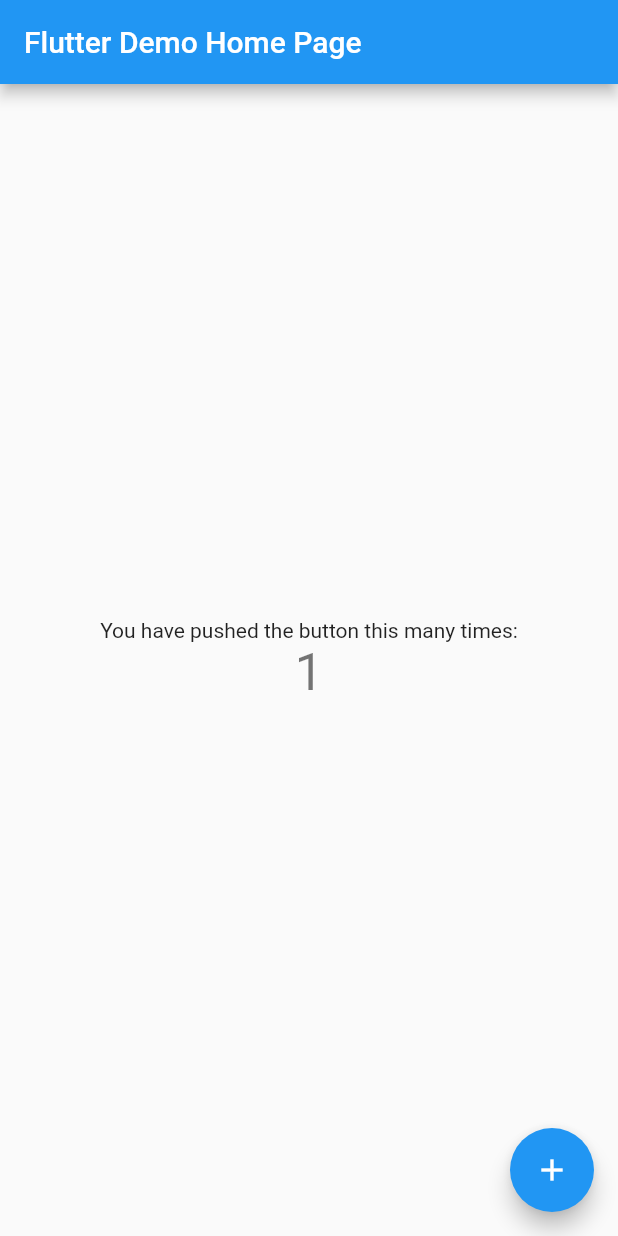
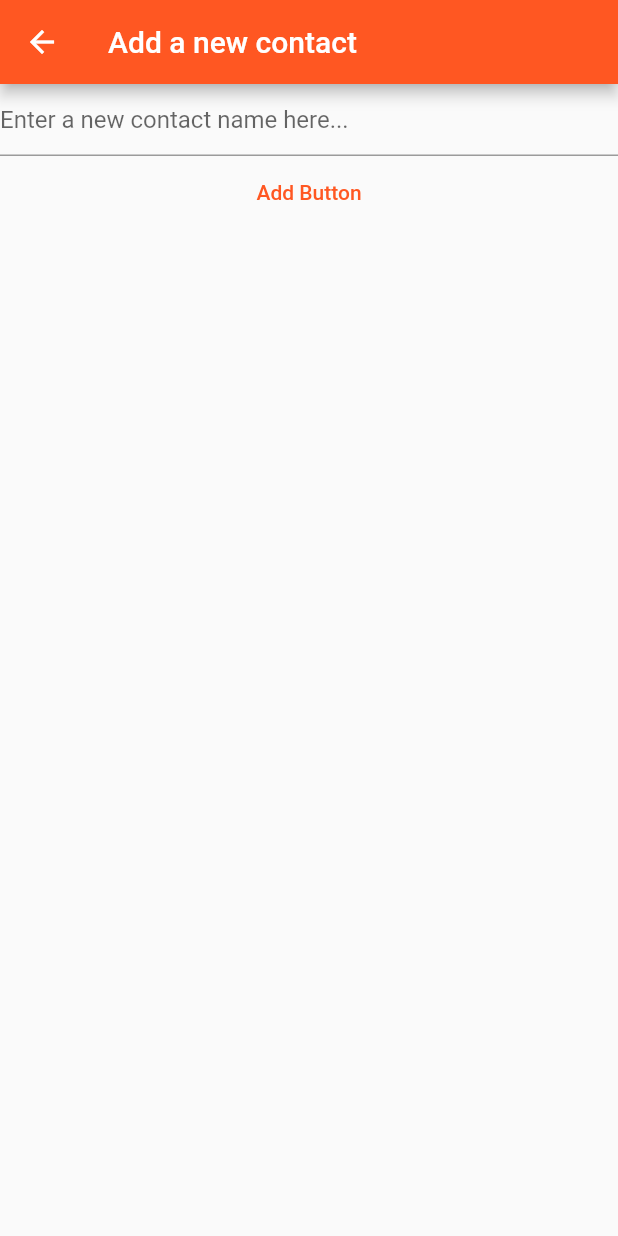
Before and after one commit to Curious-Coder-2001/state_management, a Flutter app: the screen it shows after launch, after a tap on the "add" icon, on a phone screen of 412 x 824 dp. Run offline on Flutter 3.47's test engine with Material 2 defaults, Android fonts, the phone set to English and light mode, and no system bars.

Commit message:
1st chapter done

```diff
--- /dev/null
+++ b/lib/contact.dart
@@ -0,0 +1,36 @@
+import 'package:flutter/material.dart';
+import 'package:uuid/uuid.dart';
+
+class Contact {
+  final String name;
+  final String id;
+  Contact({required this.name}) : id = const Uuid().v4();
+}
+
+class ContactBook extends ValueNotifier<List<Contact>> {
+  ContactBook._sharedInstance() : super([]);
+  static final ContactBook _shared = ContactBook._sharedInstance();
+  factory ContactBook() {
+    return _shared;
+  }
+
+  int get length => value.length;
+
+  void add({required Contact contact}) {
+    final contacts = value;
+    contacts.add(contact);
+    notifyListeners();
+  }
+
+  void remove({required Contact contact}) {
+    final contacts = value;
+    if (contacts.contains(contact)) {
+      contacts.remove(contact);
+      notifyListeners();
+    }
+  }
+
+  Contact? contact({required int atIndex}) {
+    return value.length > atIndex ? value[atIndex] : null;
+  }
+}
--- a/lib/main.dart
+++ b/lib/main.dart
@@ -1,115 +1,72 @@
 import 'package:flutter/material.dart';
 
-void main() {
-  runApp(const MyApp());
-}
+import 'contact.dart';
+import 'new_contact.dart';
 
-class MyApp extends StatelessWidget {
-  const MyApp({Key? key}) : super(key: key);
+void main() => runApp(
+      MaterialApp(
+        title: 'Material App',
+        home: const HomePage(),
+        debugShowCheckedModeBanner: false,
+        theme: ThemeData(primarySwatch: Colors.deepOrange),
+        routes: {
+          '/new-contact': (context) => const NewContactView(),
+        },
+      ),
+    );
 
-  // This widget is the root of your application.
+//! Home Page !\\
+
+class HomePage extends StatelessWidget {
+  const HomePage({Key? key}) : super(key: key);
+
   @override
   Widget build(BuildContext context) {
-    return MaterialApp(
-      title: 'Flutter Demo',
-      theme: ThemeData(
-        // This is the theme of your application.
-        //
-        // Try running your application with "flutter run". You'll see the
-        // application has a blue toolbar. Then, without quitting the app, try
-        // changing the primarySwatch below to Colors.green and then invoke
-        // "hot reload" (press "r" in the console where you ran "flutter run",
-        // or simply save your changes to "hot reload" in a Flutter IDE).
-        // Notice that the counter didn't reset back to zero; the application
-        // is not restarted.
-        primarySwatch: Colors.blue,
+    return Scaffold(
+      appBar: AppBar(
+        title: const Text('Material App Bar'),
       ),
-      home: const MyHomePage(title: 'Flutter Demo Home Page'),
+      body: ValueListenableBuilder(
+        valueListenable: ContactBook(),
+        builder: (context, value, child) {
+          final contacts = value as List<Contact>;
+          return ListView.builder(
+            itemCount: contacts.length,
+            itemBuilder: (context, index) {
+              final contact = contacts[index];
+              return Dismissible(
+                onDismissed: (direction) {
+                  ContactBook().remove(contact: contact);
+                },
+                key: ValueKey(contact.id),
+                child: Card(
+                  margin: const EdgeInsets.symmetric(horizontal: 4, vertical: 6),
+                  shape: const StadiumBorder(),
+                  elevation: 5,
+                  color: Colors.deepOrange,
+                  child: ListTile(
+                    title: Text(contact.name),
+                  ),
+                ),
+              );
+            },
+          );
+        },
+      ),
+      floatingActionButton: Align(
+        alignment: Alignment.bottomCenter,
+        child: Padding(
+          padding: const EdgeInsets.only(left: 40.0),
+          child: FittedBox(
+            child: FloatingActionButton(
+              onPressed: () async {
+                await Navigator.of(context).pushNamed('/new-contact');
+              },
+              child: const Icon(Icons.add),
+            ),
+          ),
+        ),
+      ),
     );
   }
 }
-
-class MyHomePage extends StatefulWidget {
-  const MyHomePage({Key? key, required this.title}) : super(key: key);
-
-  // This widget is the home page of your application. It is stateful, meaning
-  // that it has a State object (defined below) that contains fields that affect
-  // how it looks.
-
-  // This class is the configuration for the state. It holds the values (in this
-  // case the title) provided by the parent (in this case the App widget) and
-  // used by the build method of the State. Fields in a Widget subclass are
-  // always marked "final".
-
-  final String title;
-
-  @override
-  State<MyHomePage> createState() => _MyHomePageState();
-}
-
-class _MyHomePageState extends State<MyHomePage> {
-  int _counter = 0;
-
-  void _incrementCounter() {
-    setState(() {
-      // This call to setState tells the Flutter framework that something has
-      // changed in this State, which causes it to rerun the build method below
-      // so that the display can reflect the updated values. If we changed
-      // _counter without calling setState(), then the build method would not be
-      // called again, and so nothing would appear to happen.
-      _counter++;
-    });
-  }
-
-  @override
-  Widget build(BuildContext context) {
-    // This method is rerun every time setState is called, for instance as done
-    // by the _incrementCounter method above.
-    //
-    // The Flutter framework has been optimized to make rerunning build methods
-    // fast, so that you can just rebuild anything that needs updating rather
-    // than having to individually change instances of widgets.
-    return Scaffold(
-      appBar: AppBar(
-        // Here we take the value from the MyHomePage object that was created by
-        // the App.build method, and use it to set our appbar title.
-        title: Text(widget.title),
-      ),
-      body: Center(
-        // Center is a layout widget. It takes a single child and positions it
-        // in the middle of the parent.
-        child: Column(
-          // Column is also a layout widget. It takes a list of children and
-          // arranges them vertically. By default, it sizes itself to fit its
-          // children horizontally, and tries to be as tall as its parent.
-          //
-          // Invoke "debug painting" (press "p" in the console, choose the
-          // "Toggle Debug Paint" action from the Flutter Inspector in Android
-          // Studio, or the "Toggle Debug Paint" command in Visual Studio Code)
-          // to see the wireframe for each widget.
-          //
-          // Column has various properties to control how it sizes itself and
-          // how it positions its children. Here we use mainAxisAlignment to
-          // center the children vertically; the main axis here is the vertical
-          // axis because Columns are vertical (the cross axis would be
-          // horizontal).
-          mainAxisAlignment: MainAxisAlignment.center,
-          children: <Widget>[
-            const Text(
-              'You have pushed the button this many times:',
-            ),
-            Text(
-              '$_counter',
-              style: Theme.of(context).textTheme.headline4,
-            ),
-          ],
-        ),
-      ),
-      floatingActionButton: FloatingActionButton(
-        onPressed: _incrementCounter,
-        tooltip: 'Increment',
-        child: const Icon(Icons.add),
-      ), // This trailing comma makes auto-formatting nicer for build methods.
-    );
-  }
-}
--- /dev/null
+++ b/lib/new_contact.dart
@@ -0,0 +1,52 @@
+import 'package:flutter/material.dart';
+
+import 'contact.dart';
+
+class NewContactView extends StatefulWidget {
+  const NewContactView({Key? key}) : super(key: key);
+
+  @override
+  State<NewContactView> createState() => _NewContactViewState();
+}
+
+class _NewContactViewState extends State<NewContactView> {
+  late TextEditingController _controller;
+
+  @override
+  void initState() {
+    _controller = TextEditingController();
+    super.initState();
+  }
+
+  @override
+  void dispose() {
+    _controller.dispose();
+    super.dispose();
+  }
+
+  @override
+  Widget build(BuildContext context) {
+    return Scaffold(
+      appBar: AppBar(
+        title: const Text('Add a new contact'),
+      ),
+      body: Column(
+        children: [
+          TextField(
+            controller: _controller,
+            decoration: const InputDecoration(hintText: 'Enter a new contact name here...'),
+          ),
+          TextButton(
+            onPressed: () {
+              final contact = Contact(name: _controller.text);
+
+              ContactBook().add(contact: contact);
+              Navigator.of(context).pop();
+            },
+            child: const Text('Add Button'),
+          ),
+        ],
+      ),
+    );
+  }
+}
--- a/pubspec.yaml
+++ b/pubspec.yaml
@@ -34,6 +34,7 @@ dependencies:
   # The following adds the Cupertino Icons font to your application.
   # Use with the CupertinoIcons class for iOS style icons.
   cupertino_icons: ^1.0.2
+  uuid: ^3.0.6
 
 dev_dependencies:
   flutter_test:
```
Also changed, not shown: pubspec.lock.
